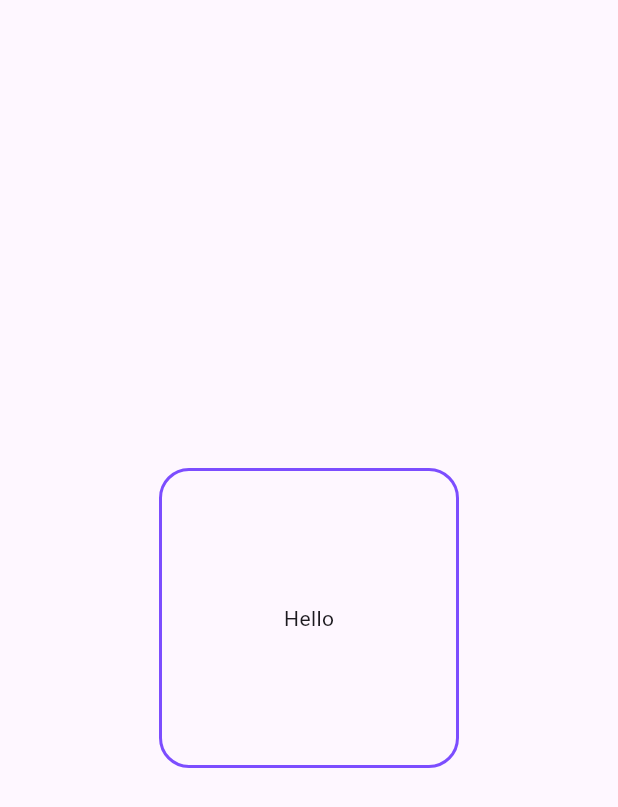
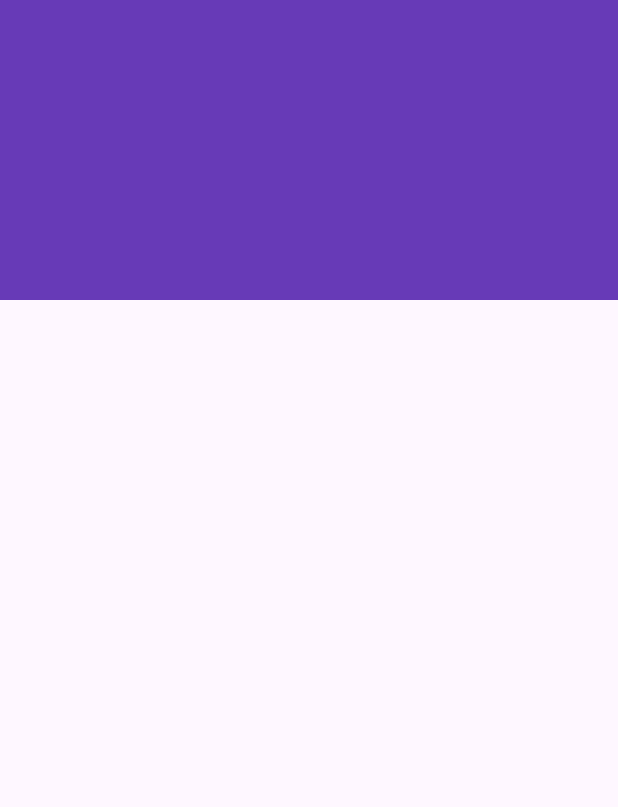
Before and after one commit to Drew-space/30_flutter_widgets, a Flutter app: the screen it shows after launch, on a phone screen of 412 x 824 dp. Shown: the top 807 px of the screen. Run offline on Flutter 3.47's test engine with Material 3 defaults, Android fonts, the phone set to English and light mode, and no system bars.

Commit message:
Refactor HomePage layout to use Column and simplify Container structure

```diff
--- a/lib/pages/home.dart
+++ b/lib/pages/home.dart
@@ -6,19 +6,8 @@ class HomePage extends StatelessWidget {
   @override
   Widget build(BuildContext context) {
     return Scaffold(
-      body: Center(
-        child: Container(
-          alignment: Alignment(0.0, 0.0),
-          height: 200,
-          width: 200,
-
-          decoration: BoxDecoration(
-            borderRadius: BorderRadius.circular(20),
-
-            border: Border.all(color: Colors.deepPurpleAccent, width: 2),
-          ),
-          child: Text("Hello"),
-        ),
+      body: Column(
+        children: [Container(height: 200, color: Colors.deepPurple)],
       ),
     );
   }
```
